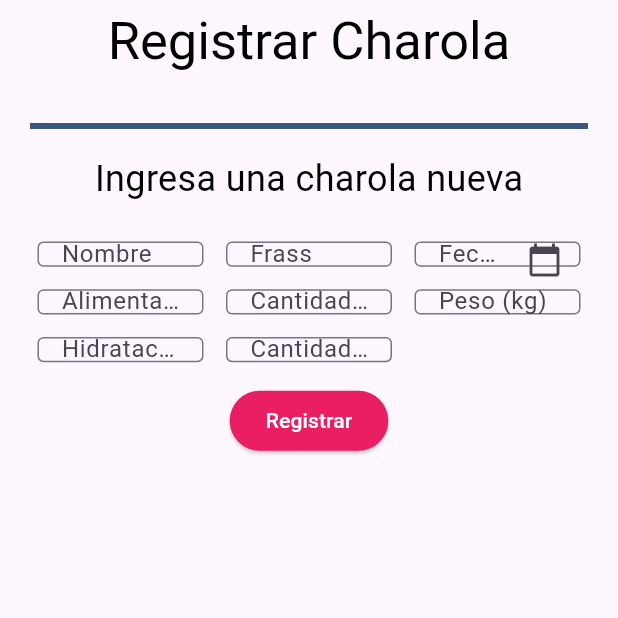
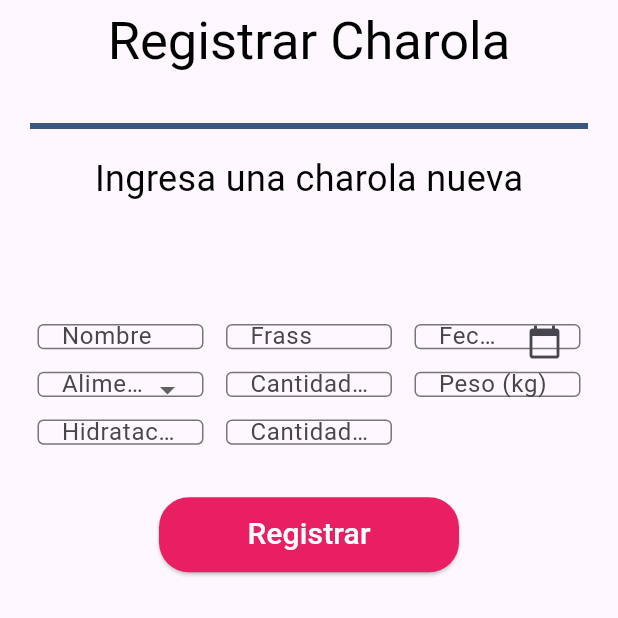
Before and after one commit to CodeAnd-Co/TECH-NEBRIOS-FLUTTER, a Flutter app: the screen it shows after launch, after a tap on "Registrar", on a phone screen of 412 x 824 dp, the top half of it. Run offline on Flutter 3.47's test engine with Material 3 defaults, Android fonts, the phone set to English and light mode, and no system bars.

Commit message:
Refactoring to MVVM and Clean Architetcure

```diff
--- /dev/null
+++ b/tech_nebrios_tracker/lib/data/repositories/charola_repository.dart
@@ -0,0 +1,11 @@
+import '../models/charola_model.dart';
+
+class CharolaRepository {
+  final List<CharolaModel> _charolas = []; // Simulación de almacenamiento
+
+  // Método para guardar una charola
+  void saveCharola(CharolaModel charola) {
+    _charolas.add(charola);
+    print("Charola guardada: ${charola.nombre}");
+  }
+}
--- /dev/null
+++ b/tech_nebrios_tracker/lib/domain/registrar_charola.dart
@@ -0,0 +1,12 @@
+import '../data/models/charola_model.dart';
+import '../data/repositories/charola_repository.dart';
+
+class RegistrarCharola {
+  final CharolaRepository repository;
+
+  RegistrarCharola(this.repository);
+
+  void execute(CharolaModel charola) {
+    repository.saveCharola(charola);
+  }
+}
--- a/tech_nebrios_tracker/lib/framework/viewmodels/registrar_charola_viewmodel.dart
+++ b/tech_nebrios_tracker/lib/framework/viewmodels/registrar_charola_viewmodel.dart
@@ -1,7 +1,12 @@
 import 'package:flutter/material.dart';
 import '../../data/models/charola_model.dart';
+import '../../domain/registrar_charola.dart';
 
 class RegistrarCharolaViewModel extends ChangeNotifier {
+  final RegistrarCharola registrarCharolaUseCase;
+
+  RegistrarCharolaViewModel(this.registrarCharolaUseCase);
+
   final nombreController = TextEditingController();
   final frassController = TextEditingController();
   final fechaController = TextEditingController();
@@ -12,7 +17,7 @@ class RegistrarCharolaViewModel extends ChangeNotifier {
   final cantidadHidratacionController = TextEditingController();
 
   void registrarCharola() {
-    // Aquí puedes manejar la lógica para guardar los datos
+    // Crear el modelo de charola
     CharolaModel charola = CharolaModel(
       nombre: nombreController.text,
       frass: frassController.text,
@@ -25,10 +30,10 @@ class RegistrarCharolaViewModel extends ChangeNotifier {
           double.tryParse(cantidadHidratacionController.text) ?? 0.0,
     );
 
-    // Simulación: imprimir en consola
-    print("Charola registrada: ${charola.nombre}");
+    // Llamar al caso de uso para guardar la charola
+    registrarCharolaUseCase.execute(charola);
 
-    // Limpia los campos si quieres
+    // Limpia los campos
     nombreController.clear();
     frassController.clear();
     fechaController.clear();
--- a/tech_nebrios_tracker/lib/framework/views/registrar_charola_view.dart
+++ b/tech_nebrios_tracker/lib/framework/views/registrar_charola_view.dart
@@ -8,6 +8,7 @@ class RegistrarCharolaView extends StatelessWidget {
   @override
   Widget build(BuildContext context) {
     final viewModel = Provider.of<RegistrarCharolaViewModel>(context);
+    String? selectedAlimentacion;
 
     return Scaffold(
       appBar: AppBar(
@@ -39,7 +40,7 @@ class RegistrarCharolaView extends StatelessWidget {
                   ),
                 ),
               ),
-              const SizedBox(height: 20),
+              const SizedBox(height: 75),
               GridView.count(
                 crossAxisCount: 3,
                 crossAxisSpacing: 5,
@@ -59,9 +60,18 @@ class RegistrarCharolaView extends StatelessWidget {
                     viewModel.fechaController,
                     context,
                   ),
-                  _buildTextFieldContainer(
+                  _buildDropdownFieldContainer(
                     'Alimentación',
-                    viewModel.comidaController,
+                    [
+                      'Opción 1',
+                      'Opción 2',
+                      'Opción 3',
+                    ], // Opciones del dropdown
+                    selectedAlimentacion,
+                    (value) {
+                      selectedAlimentacion =
+                          value; // Actualiza el valor seleccionado
+                    },
                   ),
                   _buildTextFieldContainer(
                     'Cantidad de alimento (Kg)',
@@ -82,13 +92,19 @@ class RegistrarCharolaView extends StatelessWidget {
                   ),
                 ],
               ),
-              const SizedBox(height: 10),
+              const SizedBox(height: 30),
               ElevatedButton(
                 onPressed: viewModel.registrarCharola,
-                style: ElevatedButton.styleFrom(backgroundColor: Colors.pink),
+                style: ElevatedButton.styleFrom(
+                  backgroundColor: Colors.pink,
+                  minimumSize: const Size(200, 50),
+                  shape: RoundedRectangleBorder(
+                    borderRadius: BorderRadius.circular(20),
+                  ),
+                ),
                 child: const Text(
                   'Registrar',
-                  style: TextStyle(color: Colors.white),
+                  style: TextStyle(color: Colors.white, fontSize: 20),
                 ),
               ),
             ],
@@ -105,6 +121,8 @@ class RegistrarCharolaView extends StatelessWidget {
   ) {
     return Container(
       margin: const EdgeInsets.all(5), // Margen alrededor del TextField
+      child: SizedBox(
+        width: 200, // Ancho fijo para el campo de fecha
         child: TextField(
           controller: controller,
           readOnly: true, // Evita que el usuario escriba manualmente
@@ -130,6 +148,7 @@ class RegistrarCharolaView extends StatelessWidget {
             }
           },
         ),
+      ),
     );
   }
 
@@ -140,6 +159,8 @@ class RegistrarCharolaView extends StatelessWidget {
   }) {
     return Container(
       margin: const EdgeInsets.all(5), // Margen alrededor del TextField
+      child: SizedBox(
+        width: 200, // Ancho fijo para los TextFields
         child: TextField(
           controller: controller,
           keyboardType: keyboardType,
@@ -148,6 +169,35 @@ class RegistrarCharolaView extends StatelessWidget {
             border: const OutlineInputBorder(),
           ),
         ),
+      ),
+    );
+  }
+
+  Widget _buildDropdownFieldContainer(
+    String label,
+    List<String> items,
+    String? selectedValue,
+    ValueChanged<String?> onChanged,
+  ) {
+    return Container(
+      margin: const EdgeInsets.all(5), // Margen alrededor del Dropdown
+      child: SizedBox(
+        width: 200, // Ancho fijo para el Dropdown
+        child: DropdownButtonFormField<String>(
+          value: selectedValue,
+          decoration: InputDecoration(
+            labelText: label,
+            border: const OutlineInputBorder(),
+          ),
+          items:
+              items
+                  .map(
+                    (item) => DropdownMenuItem(value: item, child: Text(item)),
+                  )
+                  .toList(),
+          onChanged: onChanged,
+        ),
+      ),
     );
   }
 }
--- a/tech_nebrios_tracker/lib/main.dart
+++ b/tech_nebrios_tracker/lib/main.dart
@@ -1,22 +1,33 @@
 import 'package:flutter/material.dart';
 import 'package:provider/provider.dart';
+import 'package:tech_nebrios_tracker/data/repositories/charola_repository.dart';
+import 'package:tech_nebrios_tracker/domain/registrar_charola.dart';
 import 'package:tech_nebrios_tracker/framework/viewmodels/registrar_charola_viewmodel.dart';
 import 'package:tech_nebrios_tracker/framework/views/registrar_charola_view.dart';
 
 void main() {
-  runApp(
-    ChangeNotifierProvider(
-      create: (_) => RegistrarCharolaViewModel(),
-      child: const MyApp(),
-    ),
-  );
+  runApp(const ZustentoApp());
 }
 
-class MyApp extends StatelessWidget {
-  const MyApp({super.key});
+class ZustentoApp extends StatelessWidget {
+  const ZustentoApp({super.key});
 
   @override
   Widget build(BuildContext context) {
-    return MaterialApp(home: const RegistrarCharolaView());
+    return MultiProvider(
+      providers: [
+        ChangeNotifierProvider(
+          create:
+              (_) => RegistrarCharolaViewModel(
+                RegistrarCharola(CharolaRepository()),
+              ),
+        ),
+      ],
+      child: MaterialApp(
+        title: 'Zustento App',
+        theme: ThemeData(primarySwatch: Colors.pink),
+        home: const RegistrarCharolaView(),
+      ),
+    );
   }
 }
```
Lines whose indentation alone changed are shown as unchanged.
